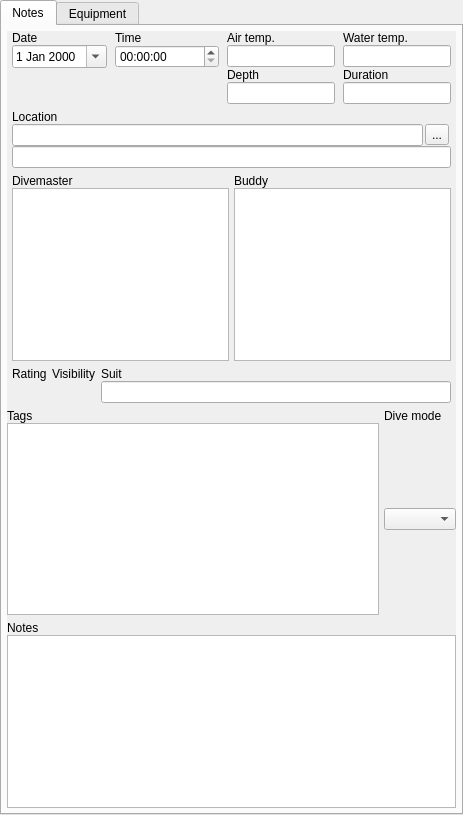
Above: desktop-widgets/tab-widgets/maintab.ui from subsurface/subsurface before the change. Below: the same form after it.
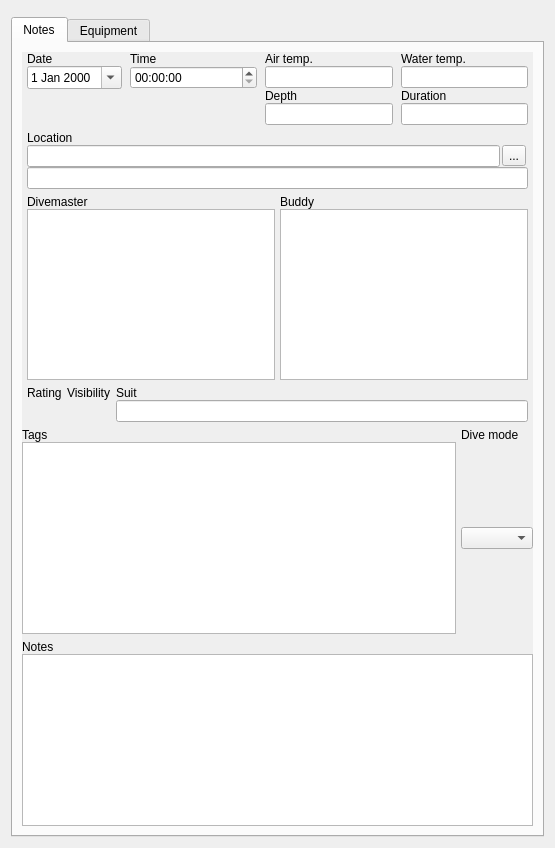
That is the form after the change. The open tabs and pages were chosen to show the change. Icons and pictures are not drawn. Custom widgets are drawn as their Qt base class.

Diff of the .ui file:
```diff
--- a/desktop-widgets/tab-widgets/maintab.ui
+++ b/desktop-widgets/tab-widgets/maintab.ui
@@ -1,15 +1,24 @@
 <?xml version="1.0" encoding="UTF-8"?>
 <ui version="4.0">
  <class>MainTab</class>
- <widget class="QTabWidget" name="MainTab">
+ <widget class="QWidget" name="MainTab">
   <property name="geometry">
    <rect>
     <x>0</x>
     <y>0</y>
-    <width>463</width>
-    <height>815</height>
+    <width>555</width>
+    <height>848</height>
    </rect>
   </property>
+  <property name="windowTitle">
+   <string>Form</string>
+  </property>
+  <layout class="QVBoxLayout" name="verticalLayout_9">
+   <item>
+    <widget class="KMessageWidget" name="diveNotesMessage"/>
+   </item>
+   <item>
+    <widget class="QTabWidget" name="tabWidget">
   <property name="currentIndex">
    <number>1</number>
   </property>
@@ -17,29 +26,8 @@
    <attribute name="title">
     <string>Notes</string>
    </attribute>
-   <attribute name="toolTip">
-    <string>General notes about the current selection</string>
-   </attribute>
-   <layout class="QGridLayout" name="diveNotesLayout">
-    <property name="leftMargin">
-     <number>5</number>
-    </property>
-    <property name="topMargin">
-     <number>5</number>
-    </property>
-    <property name="rightMargin">
-     <number>5</number>
-    </property>
-    <property name="bottomMargin">
-     <number>5</number>
-    </property>
-    <property name="spacing">
-     <number>0</number>
-    </property>
-    <item row="2" column="1">
-     <widget class="KMessageWidget" name="diveNotesMessage"/>
-    </item>
-    <item row="3" column="1">
+      <layout class="QVBoxLayout" name="verticalLayout_8">
+       <item>
      <widget class="QScrollArea" name="scrollArea">
       <property name="frameShape">
        <enum>QFrame::NoFrame</enum>
@@ -55,11 +43,11 @@
         <rect>
          <x>0</x>
          <y>0</y>
-         <width>445</width>
-         <height>726</height>
-        </rect>
-       </property>
-       <layout class="QVBoxLayout" name="verticalLayout_3">
+            <width>523</width>
+            <height>739</height>
+           </rect>
+          </property>
+          <layout class="QVBoxLayout" name="verticalLayout_5">
         <property name="leftMargin">
          <number>0</number>
         </property>
@@ -94,18 +82,18 @@
            </widget>
           </item>
           <item row="0" column="0">
-           <widget class="QLabel" name="label_2">
-            <property name="text">
-             <string>Date</string>
-            </property>
-            <property name="alignment">
-             <set>Qt::AlignBottom|Qt::AlignLeading|Qt::AlignLeft</set>
-            </property>
-           </widget>
-          </item>
-          <item row="0" column="1">
            <widget class="QLabel" name="label">
             <property name="text">
+                <string>Date</string>
+               </property>
+               <property name="alignment">
+                <set>Qt::AlignBottom|Qt::AlignLeading|Qt::AlignLeft</set>
+               </property>
+              </widget>
+             </item>
+             <item row="0" column="1">
+              <widget class="QLabel" name="label_6">
+               <property name="text">
              <string>Time</string>
             </property>
             <property name="alignment">
@@ -602,6 +590,9 @@
    </layout>
   </widget>
  </widget>
+   </item>
+  </layout>
+ </widget>
  <customwidgets>
   <customwidget>
    <class>KMessageWidget</class>
```
Left out of the diff: 56 changed lines with no effect on the pictures. Lines whose indentation alone changed are shown as unchanged.
